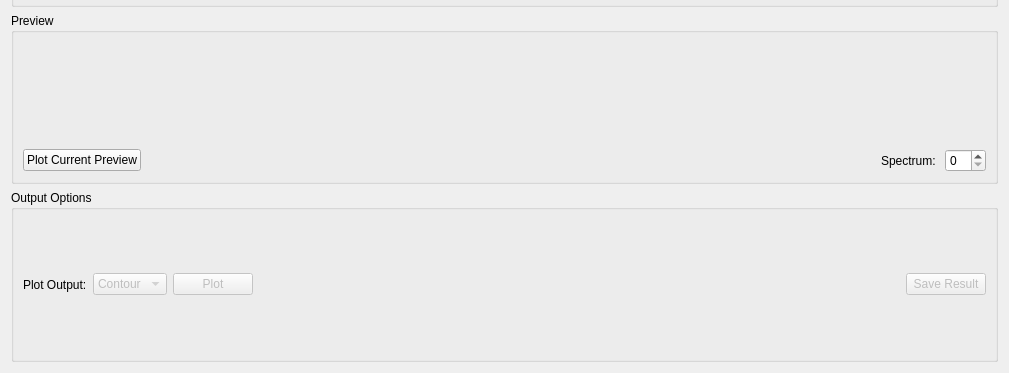
First picture: the form in MantidQt/CustomInterfaces/inc/MantidQtCustomInterfaces/Indirect/ContainerSubtraction.ui, repository mantidproject/mantid, before the edit; both pictures show x 0 to 1009 and y 354 to 727 of the 1009 by 727 pixel window.
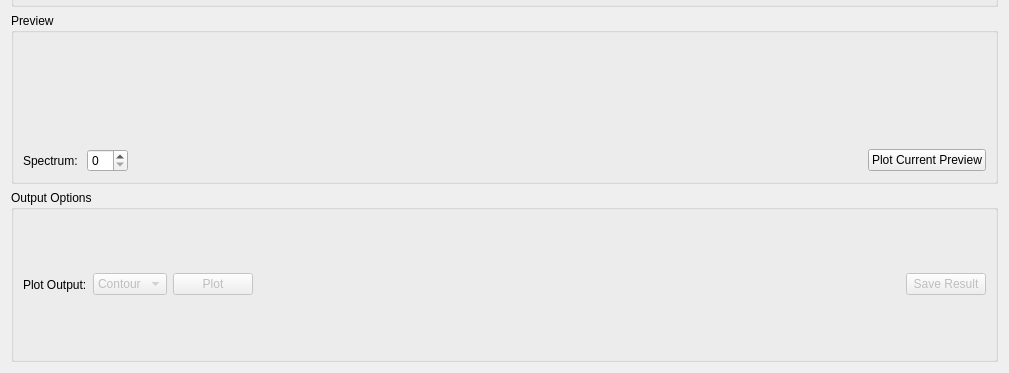
Second picture: the form after the edit. Custom widgets are drawn as their Qt base class.

Commit message:
Add Plot Current Preview to ApplyPaalmanPings interface
Refs #19094

Patch:
```diff
--- a/MantidQt/CustomInterfaces/inc/MantidQtCustomInterfaces/Indirect/ContainerSubtraction.ui
+++ b/MantidQt/CustomInterfaces/inc/MantidQtCustomInterfaces/Indirect/ContainerSubtraction.ui
@@ -204,12 +204,15 @@
       <item>
        <layout class="QHBoxLayout" name="horizontalLayout_2">
         <item>
-         <widget class="QPushButton" name="pbPlotPreview">
+         <widget class="QLabel" name="lbPreviewSpec">
           <property name="text">
-           <string>Plot Current Preview</string>
+           <string>Spectrum: </string>
           </property>
          </widget>
         </item>
+        <item>
+         <widget class="QSpinBox" name="spPreviewSpec"/>
+        </item>
         <item>
          <spacer name="horizontalSpacer">
           <property name="orientation">
@@ -224,15 +227,12 @@
          </spacer>
         </item>
         <item>
-         <widget class="QLabel" name="lbPreviewSpec">
+         <widget class="QPushButton" name="pbPlotPreview">
           <property name="text">
-           <string>Spectrum: </string>
+           <string>Plot Current Preview</string>
           </property>
          </widget>
         </item>
-        <item>
-         <widget class="QSpinBox" name="spPreviewSpec"/>
-        </item>
        </layout>
       </item>
      </layout>
```
The commit also changes 4 other files.
